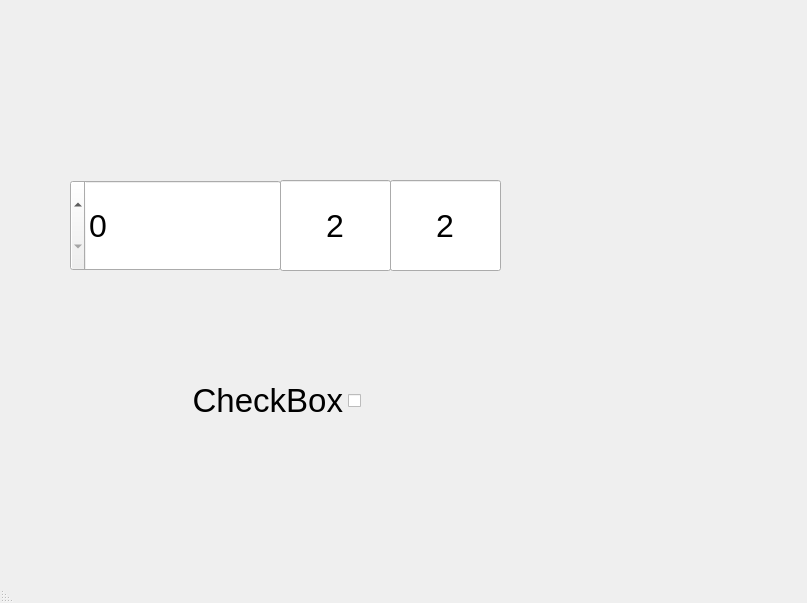
rinrinx28/pm-app-py, file test.ui: the form before one commit.
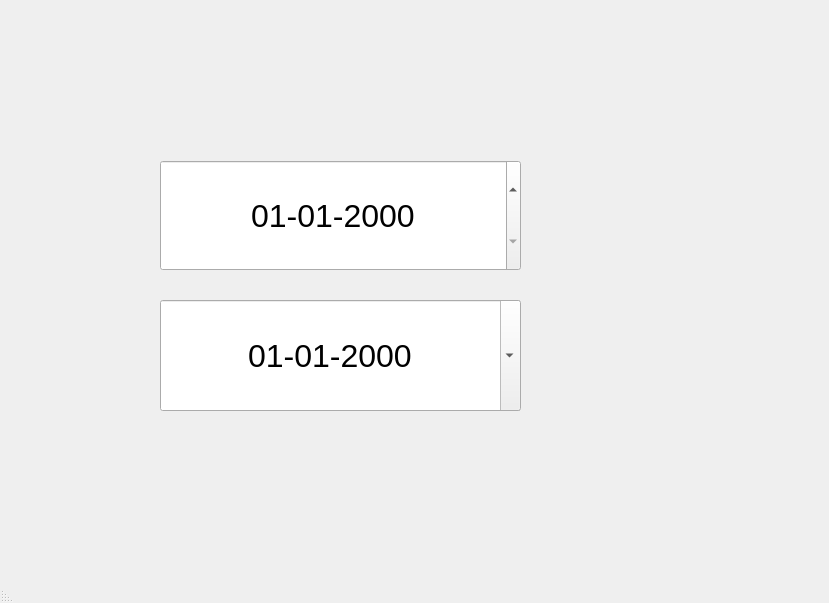
The form after the commit.

Diff of the .ui file:
```diff
--- a/test.ui
+++ b/test.ui
@@ -6,7 +6,7 @@
    <rect>
     <x>0</x>
     <y>0</y>
-    <width>807</width>
+    <width>829</width>
     <height>603</height>
    </rect>
   </property>
@@ -20,95 +20,61 @@
    <bool>false</bool>
   </property>
   <widget class="QWidget" name="centralwidget">
-   <widget class="QSpinBox" name="spinBox">
+   <widget class="QDateEdit" name="dateEdit">
     <property name="geometry">
      <rect>
-      <x>70</x>
-      <y>180</y>
-      <width>211</width>
-      <height>91</height>
+      <x>160</x>
+      <y>160</y>
+      <width>361</width>
+      <height>111</height>
      </rect>
     </property>
     <property name="font">
      <font>
       <pointsize>24</pointsize>
-     </font>
-    </property>
-   </widget>
-   <widget class="QLineEdit" name="lineEdit">
-    <property name="geometry">
-     <rect>
-      <x>280</x>
-      <y>180</y>
-      <width>111</width>
-      <height>91</height>
-     </rect>
-    </property>
-    <property name="font">
-     <font>
-      <pointsize>24</pointsize>
-     </font>
-    </property>
-    <property name="text">
-     <string>2</string>
-    </property>
-    <property name="alignment">
-     <set>Qt::AlignCenter</set>
-    </property>
-   </widget>
-   <widget class="QLineEdit" name="lineEdit_3">
-    <property name="geometry">
-     <rect>
-      <x>390</x>
-      <y>180</y>
-      <width>111</width>
-      <height>91</height>
-     </rect>
-    </property>
-    <property name="font">
-     <font>
-      <pointsize>24</pointsize>
-     </font>
-    </property>
-    <property name="text">
-     <string>2</string>
-    </property>
-    <property name="alignment">
-     <set>Qt::AlignCenter</set>
-    </property>
-   </widget>
-   <widget class="QCheckBox" name="checkBox">
-    <property name="geometry">
-     <rect>
-      <x>180</x>
-      <y>340</y>
-      <width>181</width>
-      <height>121</height>
-     </rect>
-    </property>
-    <property name="font">
-     <font>
-      <pointsize>25</pointsize>
      </font>
     </property>
     <property name="layoutDirection">
-     <enum>Qt::RightToLeft</enum>
+     <enum>Qt::LeftToRight</enum>
     </property>
-    <property name="autoFillBackground">
+    <property name="alignment">
+     <set>Qt::AlignCenter</set>
+    </property>
+    <property name="displayFormat">
+     <string>dd-MM-yyyy</string>
+    </property>
+    <property name="calendarPopup">
      <bool>false</bool>
     </property>
-    <property name="styleSheet">
-     <string notr="true">QCheckBox {
-    spacing: 5px;
-}
-
-QCheckBox::indicator {
-    width: 13px;
-    height: 13px;
-}</string>
+   </widget>
+   <widget class="QDateEdit" name="dateEdit_2">
+    <property name="geometry">
+     <rect>
+      <x>160</x>
+      <y>300</y>
+      <width>361</width>
+      <height>111</height>
+     </rect>
     </property>
-    <property name="text">
-     <string>CheckBox</string>
+    <property name="font">
+     <font>
+      <pointsize>24</pointsize>
+     </font>
+    </property>
+    <property name="layoutDirection">
+     <enum>Qt::LeftToRight</enum>
+    </property>
+    <property name="alignment">
+     <set>Qt::AlignCenter</set>
+    </property>
+    <property name="displayFormat">
+     <string>dd-MM-yyyy</string>
+    </property>
+    <property name="calendarPopup">
+     <bool>true</bool>
+    </property>
+    <property name="timeSpec">
+     <enum>Qt::LocalTime</enum>
     </property>
    </widget>
   </widget>
```
